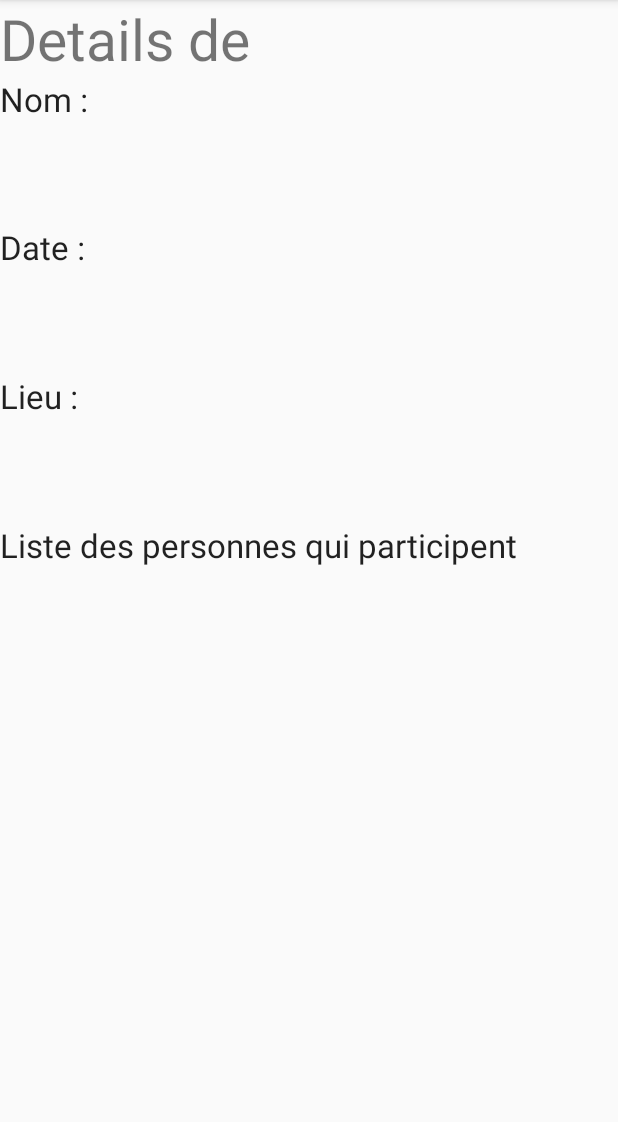
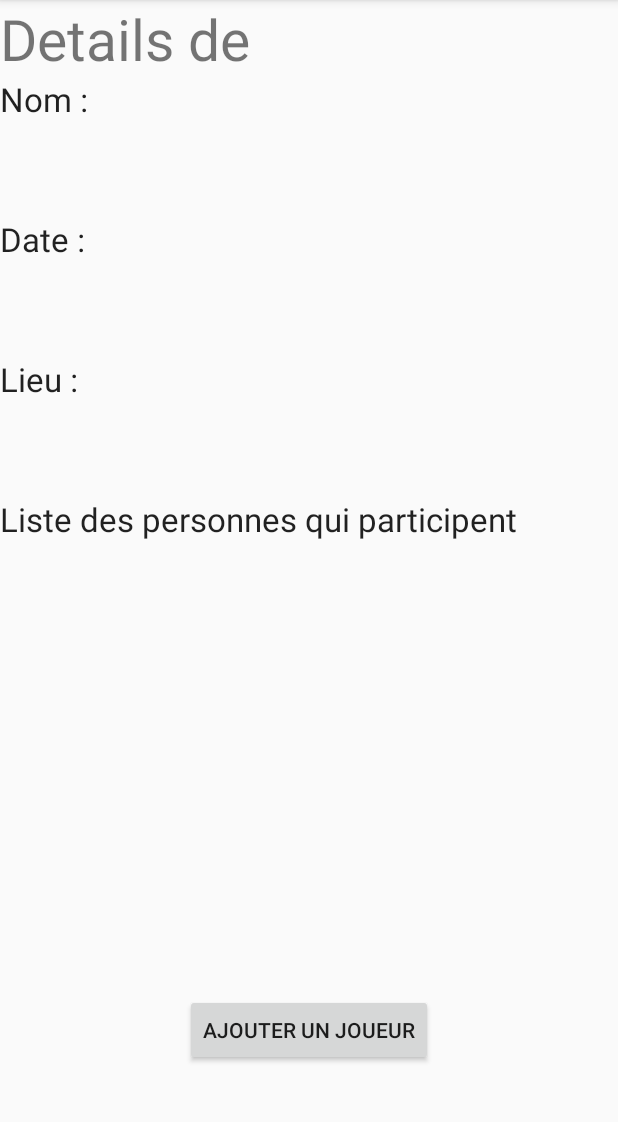
Before and after one commit to SharafGabel/SoccerConnected, an Android app: the detailActivity screen opened directly, with no data from a screen before it, on a phone screen of 412 x 824 dp, the part 84-1206 px from its top. Run offline under Robolectric (Android 15) with nearby library versions, the phone set to English and light mode, and no system bars; 7 statements that could not run were skipped.

```diff
--- a/app/src/main/java/activity/detailActivity.java
+++ b/app/src/main/java/activity/detailActivity.java
@@ -1,10 +1,13 @@
 package activity;
 
 import android.app.ProgressDialog;
+import android.content.Intent;
 import android.os.Bundle;
 import android.os.Looper;
 import android.support.v7.app.AlertDialog;
 import android.support.v7.app.AppCompatActivity;
+import android.view.View;
+import android.widget.Button;
 import android.widget.TextView;
 import android.widget.Toast;
 
@@ -67,6 +70,18 @@ public class detailActivity extends AppCompatActivity {
         progressDialog.setCancelable(true);
         progressDialog.show();*/
         getEventDetails();
+
+
+        Button b = (Button) this.findViewById(R.id.addPlayer);
+        b.setOnClickListener(new View.OnClickListener() {
+            @Override
+            public void onClick(View v) {
+                Intent intentAddPlayer = new Intent(detailActivity.this, searchPlayer.class);
+                String message = idEvent;
+                intentAddPlayer.putExtra("ID_EVENT", message);
+                startActivity(intentAddPlayer);
+            }
+        });
 
     }
 
--- a/app/src/main/res/layout/detailsevent.xml
+++ b/app/src/main/res/layout/detailsevent.xml
@@ -69,4 +69,11 @@
         android:layout_weight="0.44"
         android:choiceMode="none" />
 
+    <Button
+        android:layout_width="wrap_content"
+        android:layout_height="wrap_content"
+        android:text="Ajouter un joueur"
+        android:id="@+id/addPlayer"
+        android:layout_gravity="center_horizontal" />
+
 </LinearLayout>
```
Also changed, not shown: app/src/main/java/activity/searchPlayer.java (added, +28 -0 lines), app/src/main/res/layout/searchplayer.xml (added, +23 -0 lines).
